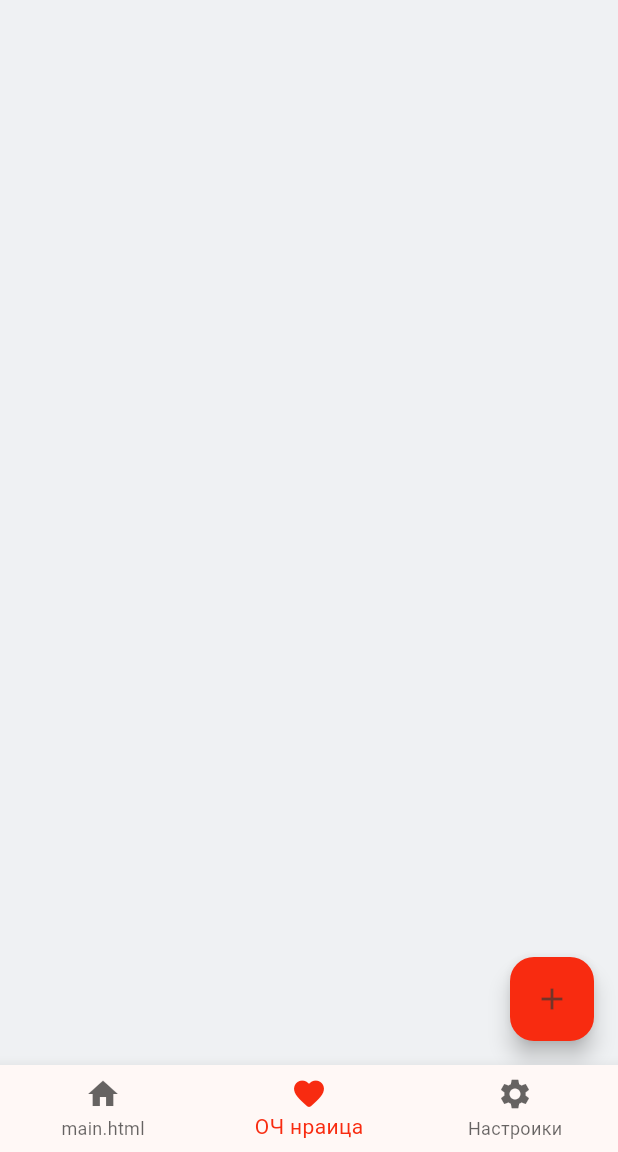
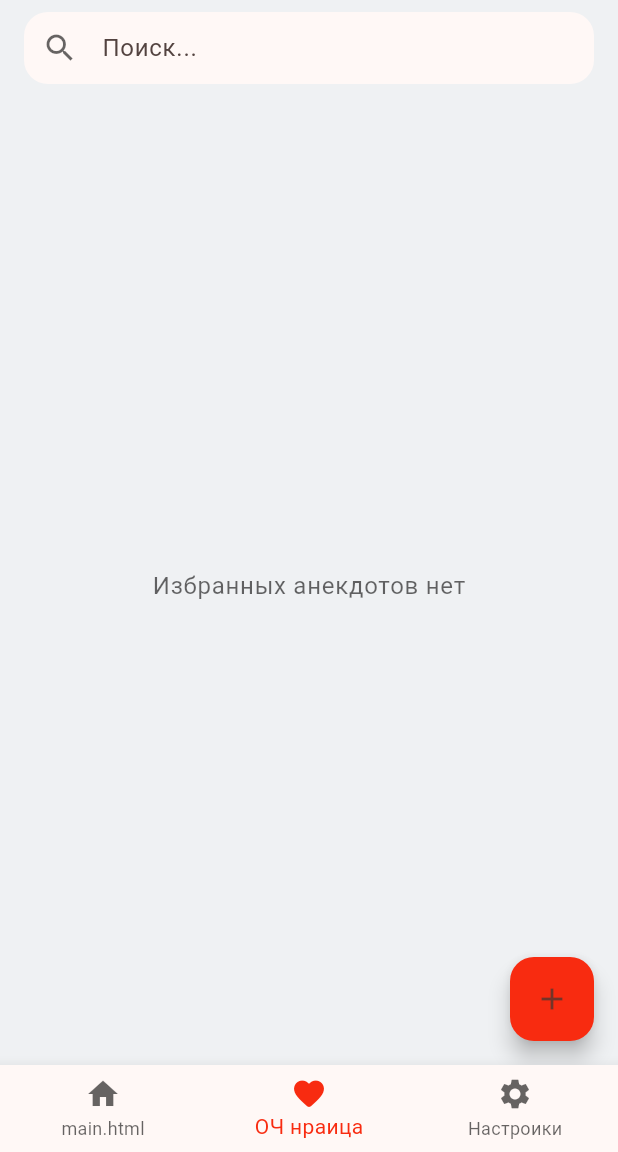
Before and after one commit to renz1k/category_b, a Flutter app: the FavoriteScreen screen opened by its route, on a phone screen of 412 x 824 dp, the part 84-1236 px from its top. Run offline on Flutter 3.47's test engine with Material 3 defaults, Android fonts, the phone set to English and light mode, and no system bars; our stand-ins replace auto_route, bloc, dio, equatable, flutter_bloc, flutter_dotenv and 4 more; accounts and stored records are empty; statements that could not run were skipped.

Commit message:
add search anekdot

```diff
--- a/lib/feathures/favorites/bloc/favorite_anekdots_event.dart
+++ b/lib/feathures/favorites/bloc/favorite_anekdots_event.dart
@@ -36,3 +36,12 @@ final class UpdateAnekdot extends FavoriteAnekdotsEvent {
   @override
   List<Object?> get props => super.props..addAll([id, newText]);
 }
+
+final class SearchQueryChanged extends FavoriteAnekdotsEvent {
+  const SearchQueryChanged(this.query);
+
+  final String query;
+
+  @override
+  List<Object?> get props => super.props..add(query);
+}
--- a/lib/feathures/favorites/bloc/favorite_anekdots_state.dart
+++ b/lib/feathures/favorites/bloc/favorite_anekdots_state.dart
@@ -12,12 +12,43 @@ final class FavoriteAnekdotsInitial extends FavoriteAnekdotsState {}
 final class FavoriteAnekdotsLoading extends FavoriteAnekdotsState {}
 
 final class FavoriteAnekdotsLoaded extends FavoriteAnekdotsState {
-  const FavoriteAnekdotsLoaded({required this.anekdots});
+  const FavoriteAnekdotsLoaded({
+    required this.anekdots,
+    List<FavoriteAnekdots>? filteredAnekdots,
+    this.searchQuery = '',
+  }) : filteredAnekdots = filteredAnekdots ?? anekdots;
 
   final List<FavoriteAnekdots> anekdots;
+  final List<FavoriteAnekdots> filteredAnekdots;
+  final String searchQuery;
 
   @override
-  List<Object> get props => super.props..add(anekdots);
+  List<Object> get props =>
+      super.props..addAll([anekdots, filteredAnekdots, searchQuery]);
+
+  FavoriteAnekdotsLoaded copyWith({
+    List<FavoriteAnekdots>? anekdots,
+    String? searchQuery,
+  }) {
+    final newAnekdots = anekdots ?? this.anekdots;
+    final newQuery = searchQuery ?? this.searchQuery;
+
+    final newFiltered = newQuery.isEmpty
+        ? newAnekdots
+        : newAnekdots
+              .where(
+                (e) => e.anekdotText.toLowerCase().contains(
+                  newQuery.toLowerCase(),
+                ),
+              )
+              .toList();
+
+    return FavoriteAnekdotsLoaded(
+      anekdots: newAnekdots,
+      filteredAnekdots: newFiltered,
+      searchQuery: newQuery,
+    );
+  }
 }
 
 final class FavoriteAnekdotsFailure extends FavoriteAnekdotsState {
--- a/lib/feathures/favorites/view/favorite_screen.dart
+++ b/lib/feathures/favorites/view/favorite_screen.dart
@@ -1,8 +1,11 @@
+import 'dart:async';
+
 import 'package:auto_route/auto_route.dart';
 import 'package:category_b/core/services/show_anekdot_bottom_sheet.dart';
 import 'package:category_b/core/services/toggle_favorite_func.dart';
 import 'package:category_b/feathures/favorites/bloc/favorite_anekdots_bloc.dart';
 import 'package:category_b/feathures/favorites/widgets/anekdot_list_card.dart';
+import 'package:category_b/feathures/favorites/widgets/custom_search_bar.dart';
 import 'package:category_b/feathures/generate%20anekdot/bloc/generate_anekdot_bloc.dart';
 import 'package:category_b/ui/widgets/add_anekdot_dialog.dart';
 import 'package:flutter/material.dart';
@@ -17,10 +20,35 @@ class FavoriteScreen extends StatefulWidget {
 }
 
 class _FavoriteScreenState extends State<FavoriteScreen> {
+  final _searchController = TextEditingController();
+  Timer? _debounce;
+
   @override
   void initState() {
     BlocProvider.of<FavoriteAnekdotsBloc>(context).add(LoadFavoriteAnekdots());
     super.initState();
+  }
+
+  @override
+  void dispose() {
+    _debounce?.cancel();
+    _searchController.dispose();
+    super.dispose();
+  }
+
+  void _onSearchChanged(String query) {
+    if (_debounce?.isActive ?? false) _debounce!.cancel();
+    _debounce = Timer(const Duration(milliseconds: 150), () {
+      BlocProvider.of<FavoriteAnekdotsBloc>(
+        context,
+      ).add(SearchQueryChanged(query));
+    });
+  }
+
+  void _clearSearch() {
+    _searchController.clear();
+    _onSearchChanged('');
+    FocusScope.of(context).unfocus();
   }
 
   @override
@@ -34,32 +62,64 @@ class _FavoriteScreenState extends State<FavoriteScreen> {
         backgroundColor: theme.primaryColor,
         child: const Icon(Icons.add),
       ),
-      body: CustomScrollView(
+      body: GestureDetector(
+        onTap: () => FocusScope.of(context).unfocus(),
+        child: CustomScrollView(
+          keyboardDismissBehavior: ScrollViewKeyboardDismissBehavior.onDrag,
           slivers: [
             SliverAppBar(
               snap: true,
               floating: true,
+              pinned: true,
               scrolledUnderElevation: 0,
               backgroundColor: theme.cardColor,
               surfaceTintColor: Colors.transparent,
               title: const Text('Избранное'),
               centerTitle: true,
-            elevation: 0,
             ),
 
-          const SliverToBoxAdapter(child: SizedBox(height: 16)),
+            SliverToBoxAdapter(
+              child: CustomSearchBar(
+                controller: _searchController,
+                onChanged: _onSearchChanged,
+                onClear: _clearSearch,
+              ),
+            ),
+
+            const SliverToBoxAdapter(child: SizedBox(height: 8)),
 
             BlocBuilder<FavoriteAnekdotsBloc, FavoriteAnekdotsState>(
               builder: (context, state) {
                 if (state is FavoriteAnekdotsLoaded) {
+                  final list = state.filteredAnekdots;
+
+                  if (list.isEmpty) {
+                    final message = state.searchQuery.isNotEmpty
+                        ? 'Ничего не найдено'
+                        : 'Избранных анекдотов нет';
+
+                    return SliverFillRemaining(
+                      hasScrollBody: false,
+                      child: Center(
+                        child: Text(
+                          message,
+                          style: theme.textTheme.bodyLarge?.copyWith(
+                            color: theme.hintColor,
+                          ),
+                        ),
+                      ),
+                    );
+                  }
+
                   return SliverList.builder(
-                  itemCount: state.anekdots.length,
+                    itemCount: list.length,
                     itemBuilder: (context, index) {
-                    final favoriteAnekdot = state.anekdots[index];
+                      final favoriteAnekdot = list[index];
                       return AnekdotListCard(
                         isFovorite: true,
                         anekdotText: favoriteAnekdot.anekdotText,
                         onTapCard: () {
+                          FocusScope.of(context).unfocus();
                           showAnekdotBottomSheet(
                             context: context,
                             anekdot: favoriteAnekdot.toAnekdot(),
@@ -75,11 +135,13 @@ class _FavoriteScreenState extends State<FavoriteScreen> {
                   );
                 }
                 return const SliverFillRemaining(
-                child: CircularProgressIndicator(),
+                  child: Center(child: CircularProgressIndicator()),
                 );
               },
             ),
+            const SliverToBoxAdapter(child: SizedBox(height: 80)),
           ],
+        ),
       ),
     );
   }
--- /dev/null
+++ b/lib/feathures/favorites/widgets/custom_search_bar.dart
@@ -0,0 +1,50 @@
+import 'package:flutter/material.dart';
+
+class CustomSearchBar extends StatelessWidget {
+  const CustomSearchBar({
+    super.key,
+    required this.controller,
+    required this.onChanged,
+    required this.onClear,
+    this.hintText = 'Поиск...',
+  });
+
+  final TextEditingController controller;
+  final ValueChanged<String> onChanged;
+  final VoidCallback onClear;
+  final String hintText;
+
+  @override
+  Widget build(BuildContext context) {
+    final theme = Theme.of(context);
+
+    return Padding(
+      padding: const EdgeInsets.symmetric(horizontal: 16, vertical: 8),
+      child: TextField(
+        controller: controller,
+        onChanged: onChanged,
+        decoration: InputDecoration(
+          hintText: hintText,
+          filled: true,
+          fillColor: theme.cardColor,
+          contentPadding: const EdgeInsets.all(12),
+          prefixIcon: Icon(Icons.search, color: theme.hintColor),
+          border: OutlineInputBorder(
+            borderRadius: BorderRadius.circular(16),
+            borderSide: BorderSide.none,
+          ),
+          suffixIcon: ValueListenableBuilder<TextEditingValue>(
+            valueListenable: controller,
+            builder: (context, value, child) {
+              if (value.text.isEmpty) return const SizedBox.shrink();
+              return IconButton(
+                icon: const Icon(Icons.clear),
+                onPressed: onClear,
+              );
+            },
+          ),
+        ),
+      ),
+    );
+  }
+}
```
Also changed, not shown: lib/feathures/favorites/bloc/favorite_anekdots_bloc.dart (+31 -6 lines). Lines whose indentation alone changed are shown as unchanged.
